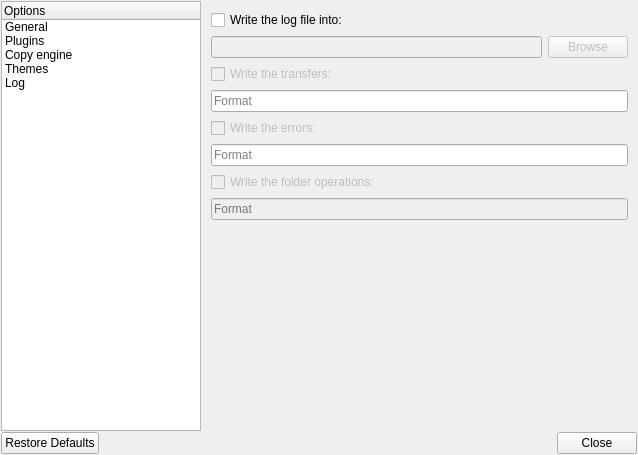
Before: the Qt Designer form OptionDialog.ui in alphaonex86/Ultracopier, drawn with Qt 5.
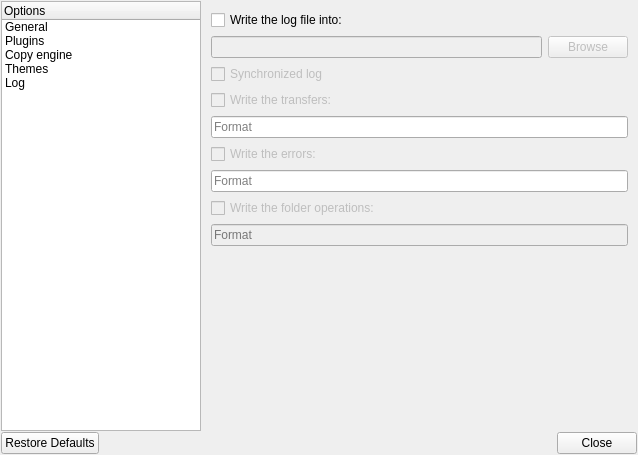
After: the same form once the commit is applied. The open tabs and pages were chosen to show the change. Icons and pictures are not drawn.

Diff of the .ui file:
```diff
--- a/OptionDialog.ui
+++ b/OptionDialog.ui
@@ -575,6 +575,19 @@
            </item>
           </layout>
          </item>
+         <item>
+          <widget class="QCheckBox" name="checkBoxLog_sync">
+           <property name="enabled">
+            <bool>false</bool>
+           </property>
+           <property name="toolTip">
+            <string>This write directly the file when it receive the new entry, but it can produce 50% of lost of performance</string>
+           </property>
+           <property name="text">
+            <string>Synchronized log</string>
+           </property>
+          </widget>
+         </item>
          <item>
           <widget class="QCheckBox" name="checkBoxLog_transfer">
            <property name="enabled">
```
Left out of the diff: 54 changed lines with no effect on the pictures.
